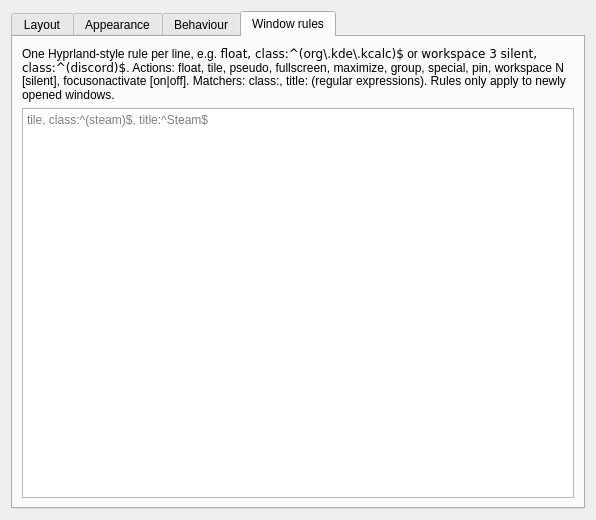
This is package/contents/ui/config.ui in DGBooth/HyprKwin as Qt 5 draws it before an edit. The edited form follows.
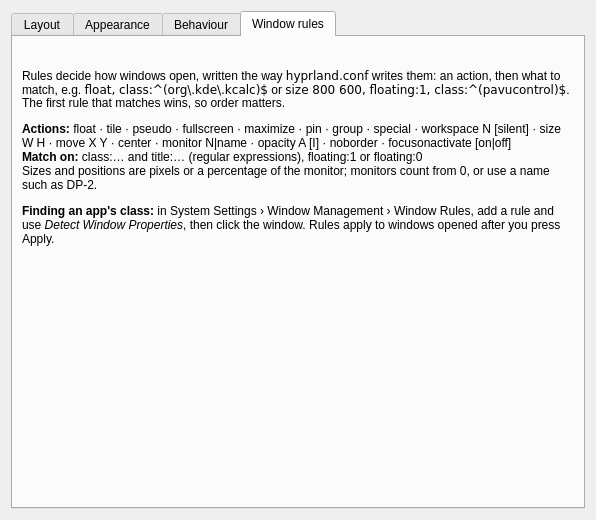
This is the edited form. The open tabs and pages were chosen to show the change. Custom widgets are drawn as their Qt base class.

Commit message: More Hyprland window rules, managed in the settings page

```diff
--- a/package/contents/ui/config.ui
+++ b/package/contents/ui/config.ui
@@ -253,16 +253,18 @@
        <item>
         <widget class="QLabel" name="rulesHelp">
          <property name="wordWrap"><bool>true</bool></property>
-         <property name="text"><string>One Hyprland-style rule per line, e.g. &lt;tt&gt;float, class:^(org\.kde\.kcalc)$&lt;/tt&gt; or &lt;tt&gt;workspace 3 silent, class:^(discord)$&lt;/tt&gt;. Actions: float, tile, pseudo, fullscreen, maximize, group, special, pin, workspace N [silent], focusonactivate [on|off]. Matchers: class:, title: (regular expressions). Rules only apply to newly opened windows.</string></property>
+         <property name="textFormat"><enum>Qt::RichText</enum></property>
+         <property name="text"><string>&lt;p&gt;Rules decide how windows open, written the way &lt;tt&gt;hyprland.conf&lt;/tt&gt; writes them: an action, then what to match, e.g. &lt;tt&gt;float, class:^(org\.kde\.kcalc)$&lt;/tt&gt; or &lt;tt&gt;size 800 600, floating:1, class:^(pavucontrol)$&lt;/tt&gt;. The first rule that matches wins, so order matters.&lt;/p&gt;
+&lt;p&gt;&lt;b&gt;Actions:&lt;/b&gt; float · tile · pseudo · fullscreen · maximize · pin · group · special · workspace N [silent] · size W H · move X Y · center · monitor N|name · opacity A [I] · noborder · focusonactivate [on|off]&lt;br/&gt;
+&lt;b&gt;Match on:&lt;/b&gt; class:… and title:… (regular expressions), floating:1 or floating:0&lt;br/&gt;
+Sizes and positions are pixels or a percentage of the monitor; monitors count from 0, or use a name such as DP-2.&lt;/p&gt;
+&lt;p&gt;&lt;b&gt;Finding an app's class:&lt;/b&gt; in System Settings › Window Management › Window Rules, add a rule and use &lt;i&gt;Detect Window Properties&lt;/i&gt;, then click the window. Rules apply to windows opened after you press Apply.&lt;/p&gt;</string></property>
         </widget>
        </item>
        <item>
-        <widget class="QPlainTextEdit" name="kcfg_WindowRules">
-         <property name="kcfg_property" stdset="0"><string>plainText</string></property>
-         <!-- KConfigDialogManager wants the SIGNAL() macro form: "2" + signature. -->
-         <property name="kcfg_propertyNotify" stdset="0"><string>2textChanged()</string></property>
-         <property name="lineWrapMode"><enum>QPlainTextEdit::NoWrap</enum></property>
-         <property name="placeholderText"><string>tile, class:^(steam)$, title:^Steam$</string></property>
+        <widget class="KEditListWidget" name="kcfg_WindowRuleList">
+         <property name="kcfg_property" stdset="0"><string>items</string></property>
+         <property name="kcfg_propertyNotify" stdset="0"><string>2changed()</string></property>
         </widget>
        </item>
       </layout>
@@ -272,6 +274,11 @@
   </layout>
  </widget>
  <customwidgets>
+  <customwidget>
+   <class>KEditListWidget</class>
+   <extends>QWidget</extends>
+   <header>keditlistwidget.h</header>
+  </customwidget>
   <customwidget>
    <class>KColorButton</class>
    <extends>QPushButton</extends>
```
The commit also changes 11 other files.
